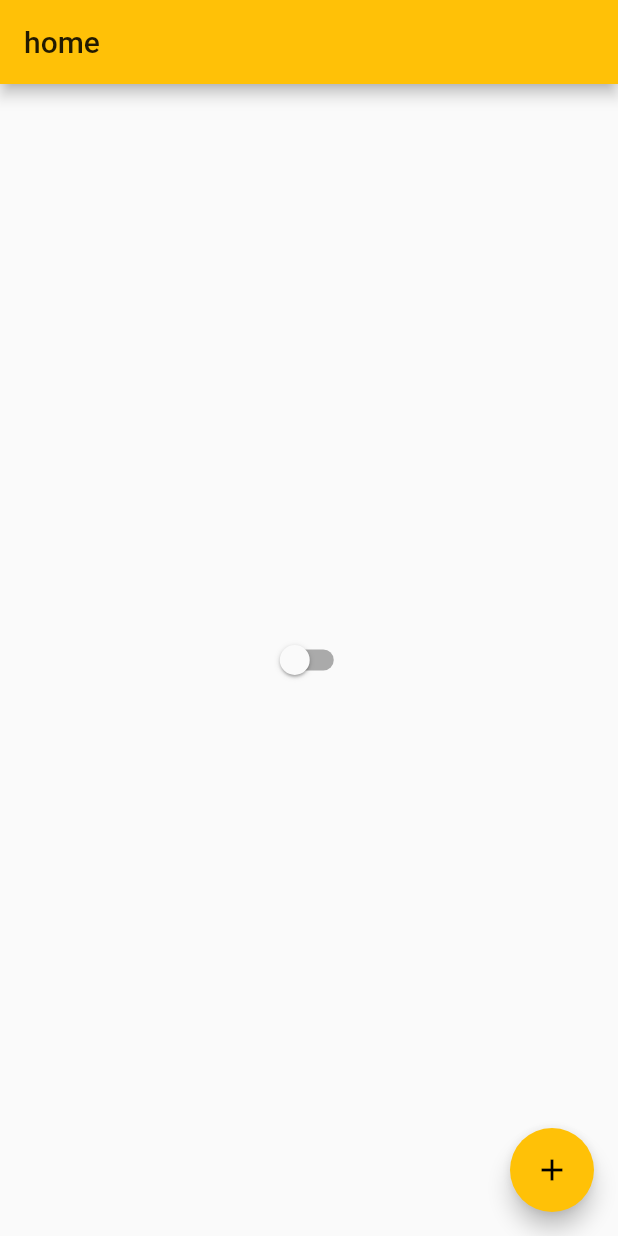
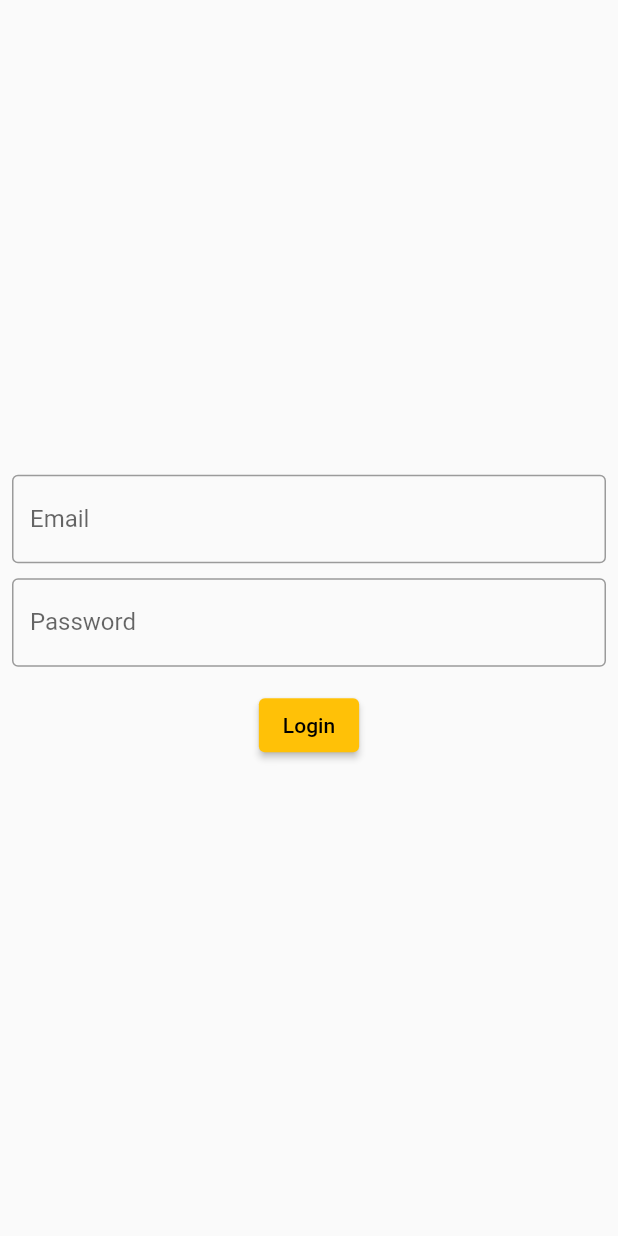
Before and after one commit to deal-machine/dart-training, a Flutter app: the screen it shows after launch, on a phone screen of 412 x 824 dp. Run offline on Flutter 3.47's test engine with Material 2 defaults, Android fonts, the phone set to English and light mode, and no system bars.

Commit message:
created login page

```diff
--- a/lib/home_page.dart
+++ b/lib/home_page.dart
@@ -10,7 +10,6 @@ class HomePage extends StatefulWidget {
 
 class HomePageState extends State<HomePage> {
   int count = 0;
-  bool turnTheme = false;
 
   @override
   Widget build(BuildContext context) {
@@ -19,11 +18,7 @@ class HomePageState extends State<HomePage> {
         title: Text('home'),
       ),
       body: Center(
-        child: Switch(
-            value: AppController.instance.isDarkTheme,
-            onChanged: (value) {
-              AppController.instance.changeTheme();
-            }),
+        child: CustomSwitch(),
       ),
       floatingActionButton: FloatingActionButton(
         onPressed: () => setState(() {
@@ -35,3 +30,14 @@ class HomePageState extends State<HomePage> {
     );
   }
 }
+
+class CustomSwitch extends StatelessWidget {
+  @override
+  Widget build(BuildContext context) {
+    return Switch(
+        value: AppController.instance.isDarkTheme,
+        onChanged: (value) {
+          AppController.instance.changeTheme();
+        });
+  }
+}
--- /dev/null
+++ b/lib/login_page.dart
@@ -0,0 +1,63 @@
+import 'package:flutter/material.dart';
+
+class LoginPage extends StatefulWidget {
+  const LoginPage({Key? key}) : super(key: key);
+
+  @override
+  _LoginPageState createState() => _LoginPageState();
+}
+
+class _LoginPageState extends State<LoginPage> {
+  String email = '';
+  String password = '';
+
+  @override
+  Widget build(BuildContext context) {
+    return Scaffold(
+      body: SingleChildScrollView(
+        child: SizedBox(
+          width: MediaQuery.of(context).size.width,
+          height: MediaQuery.of(context).size.height,
+          child: Padding(
+            padding: const EdgeInsets.all(8.0),
+            child: Column(
+              mainAxisAlignment: MainAxisAlignment.center,
+              children: [
+                TextField(
+                  onChanged: (text) {
+                    email = text;
+                  },
+                  keyboardType: TextInputType.emailAddress,
+                  decoration: InputDecoration(
+                    labelText: 'Email',
+                    border: OutlineInputBorder(),
+                  ),
+                ),
+                SizedBox(height: 10),
+                TextField(
+                  onChanged: (text) {
+                    password = text;
+                  },
+                  obscureText: true,
+                  decoration: InputDecoration(
+                    labelText: 'Password',
+                    border: OutlineInputBorder(),
+                  ),
+                ),
+                SizedBox(height: 15),
+                ElevatedButton(
+                  style: ButtonStyle(
+                    alignment: Alignment.center,
+                  ),
+                  onPressed: () =>
+                      {print('email: $email' + ' password: $password')},
+                  child: const Text('Login'),
+                )
+              ],
+            ),
+          ),
+        ),
+      ),
+    );
+  }
+}
--- a/lib/my_app.dart
+++ b/lib/my_app.dart
@@ -1,5 +1,6 @@
 import 'package:flutter/material.dart';
 import 'package:training_dart/app_controller.dart';
+import 'package:training_dart/login_page.dart';
 import './home_page.dart';
 
 class MyApp extends StatelessWidget {
@@ -15,7 +16,7 @@ class MyApp extends StatelessWidget {
                 ? Brightness.dark
                 : Brightness.light,
           ),
-          home: HomePage(),
+          home: LoginPage(),
         );
       },
     );
```
